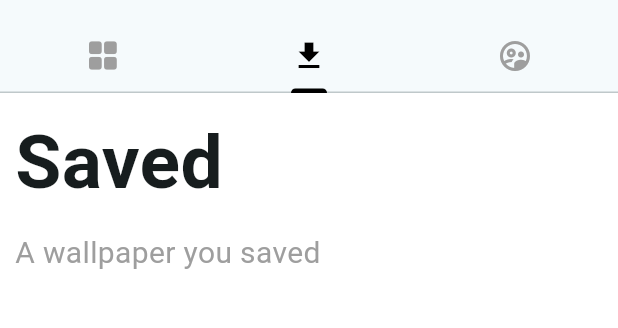
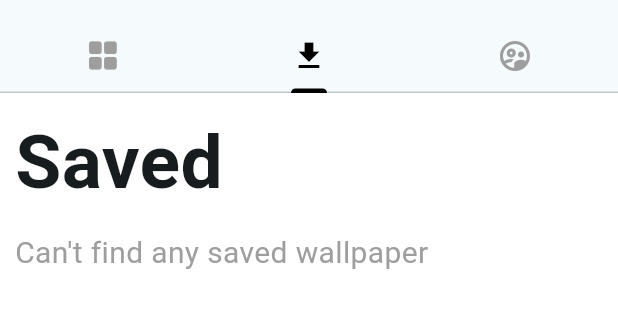
Before and after one commit to Thiago-LM/haven_app, a Flutter app: the screen it shows after launch, tab 2 chosen, on a phone screen of 412 x 824 dp, the part 63-391 px from its top. Run offline on Flutter 3.47's test engine with Material 3 defaults, Android fonts, the light colour scheme and no system bars; our stand-ins replace cached_network_image, equatable, flutter_bloc, hydrated_bloc; generated files the repository leaves out were written again; network calls fail.

Commit message:
Refactor of download button and saved tab.

```diff
--- a/lib/storage/save_page.dart
+++ b/lib/storage/save_page.dart
@@ -2,35 +2,38 @@ import 'dart:io';
 
 import 'package:flutter/material.dart';
 
-class SavePage extends StatefulWidget {
+import 'package:path_provider/path_provider.dart';
+
+class SavePage extends StatelessWidget {
   const SavePage({super.key});
 
-  @override
-  State<SavePage> createState() => _SavePageState();
+  Future<List<FileSystemEntity>> getImages() async {
+    late Directory dir;
+
+    switch (Platform.operatingSystem) {
+      case 'android':
+        dir = Directory('storage/emulated/0/Pictures/wallhaven/');
+      case 'macos':
+        final docDir = await getApplicationDocumentsDirectory();
+        final listDirString = docDir.path.split('/');
+        dir = Directory('/Users/${listDirString[2]}/Pictures/wallhaven/');
+      default:
+        dir = Directory('');
     }
 
-class _SavePageState extends State<SavePage> {
-  List<FileSystemEntity> imageFiles = <FileSystemEntity>[];
-
-  @override
-  void initState() {
-    if (Platform.isAndroid) {
-      imageFiles = getImages();
+    if (dir.existsSync()) {
+      return dir.listSync();
+    } else {
+      return [];
     }
-
-    super.initState();
-  }
-
-  List<FileSystemEntity> getImages() {
-    final dir = Directory('storage/emulated/0/Pictures/wallhaven/')
-      ..createSync(recursive: true);
-
-    return dir.listSync();
   }
 
   @override
   Widget build(BuildContext context) {
     final mediaSize = MediaQuery.of(context).size;
+    return FutureBuilder<List<FileSystemEntity>>(
+      future: getImages(),
+      builder: (context, snapshot) {
         return SingleChildScrollView(
           child: Column(
             crossAxisAlignment: CrossAxisAlignment.start,
@@ -45,11 +48,12 @@ class _SavePageState extends State<SavePage> {
                   ),
                 ),
               ),
+              if (snapshot.hasData && snapshot.data!.isNotEmpty) ...[
                 Padding(
                   padding: const EdgeInsets.all(10),
                   child: Text(
-              imageFiles.length > 1
-                  ? '${imageFiles.length} wallpapers that you saved'
+                    snapshot.data!.length > 1
+                        ? '${snapshot.data!.length} wallpapers that you saved'
                         : 'A wallpaper you saved',
                     style: const TextStyle(
                       fontSize: 20,
@@ -62,14 +66,15 @@ class _SavePageState extends State<SavePage> {
                   child: SizedBox(
                     height: (mediaSize.height / 4.5) * 3.3,
                     child: GridView.builder(
-                itemCount: imageFiles.length,
+                      itemCount: snapshot.data!.length,
                       shrinkWrap: true,
                       itemBuilder: (context, index) {
                         return ClipRRect(
-                    borderRadius: const BorderRadius.all(Radius.circular(15)),
+                          borderRadius:
+                              const BorderRadius.all(Radius.circular(15)),
                           child: GestureDetector(
                             child: Image.file(
-                        File(imageFiles[index].path),
+                              File(snapshot.data![index].path),
                               filterQuality: FilterQuality.high,
                               fit: BoxFit.cover,
                             ),
@@ -85,8 +90,22 @@ class _SavePageState extends State<SavePage> {
                     ),
                   ),
                 ),
+              ] else ...[
+                const Padding(
+                  padding: EdgeInsets.all(10),
+                  child: Text(
+                    "Can't find any saved wallpaper",
+                    style: TextStyle(
+                      fontSize: 20,
+                      color: Colors.grey,
+                    ),
+                  ),
+                ),
+              ],
             ],
           ),
         );
+      },
+    );
   }
 }
```
Also changed, not shown: lib/wallpaper/cubit/wallpaper_cubit.dart (+45 -12 lines), lib/wallpaper/view/wall_page.dart (+10 -2 lines), lib/wallpaper/widgets/save_dialog.dart (added, +36 -0 lines), 1 other file. Lines whose indentation alone changed are shown as unchanged.
